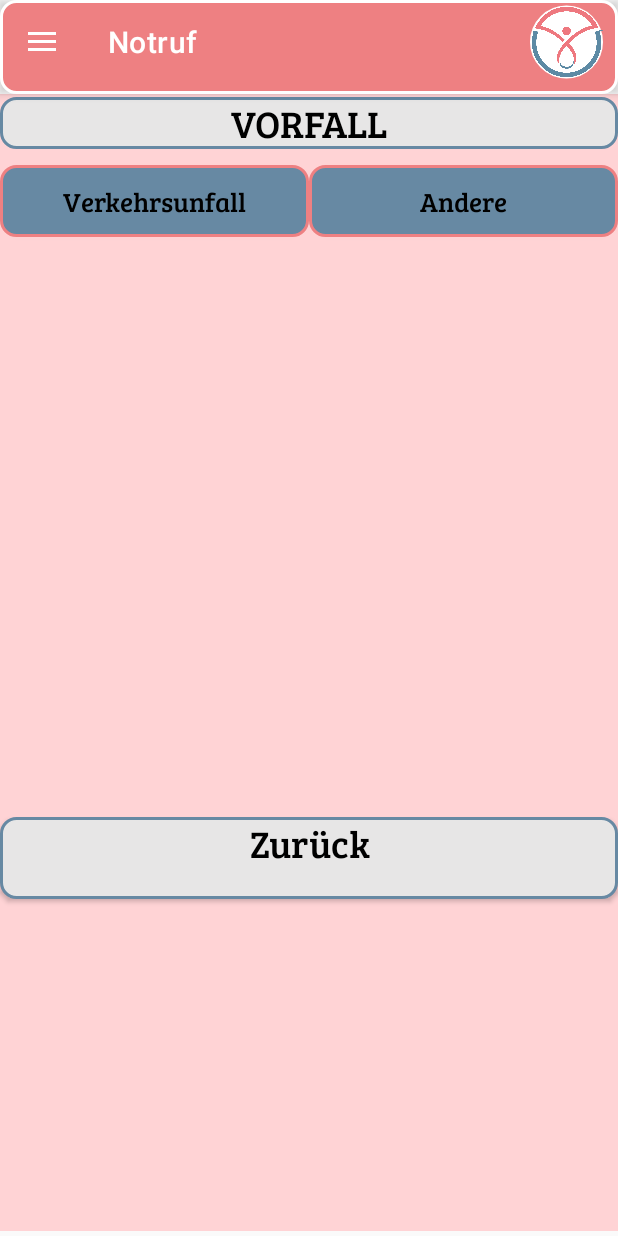
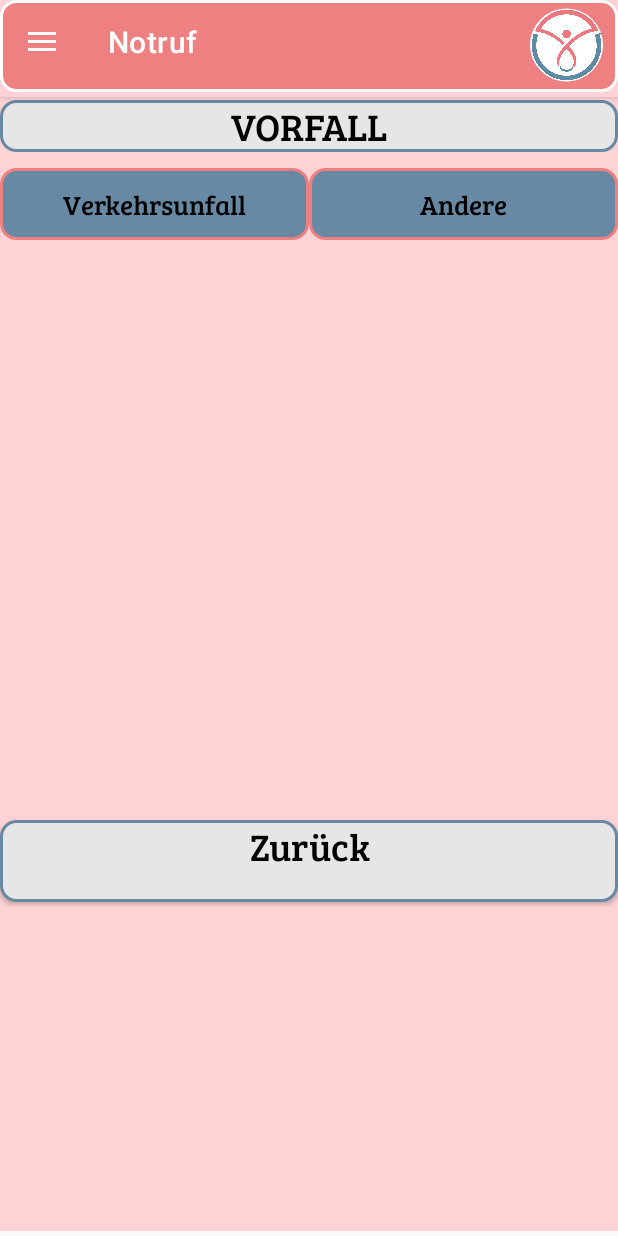
Before and after one commit to mbarth796/00_SafeGuard, an Android app: the screen it shows after launch (MainActivity), after a tap on "Notruf", on a phone screen of 412 x 824 dp. Run offline under Robolectric (Android 15) with nearby library versions, the phone set to English and light mode, and no system bars; our stand-ins replace navigation-ui.

Commit message:
Home Button Höhe angepasst

```diff
--- /dev/null
+++ b/app/src/main/res/drawable/sup_lightred.xml
@@ -0,0 +1,11 @@
+<?xml version="1.0" encoding="utf-8"?>
+
+
+<shape xmlns:android="http://schemas.android.com/apk/res/android"
+
+    android:shape="rectangle">
+
+
+    <solid android:color="@color/SafeGuardLightRed" /> // inner bgcolor
+
+</shape>
--- a/app/src/main/res/layout/app_bar_main.xml
+++ b/app/src/main/res/layout/app_bar_main.xml
@@ -4,18 +4,20 @@
     xmlns:tools="http://schemas.android.com/tools"
     android:layout_width="match_parent"
     android:layout_height="match_parent"
-    tools:context=".MainActivity">
+    tools:context=".MainActivity"
+    >
 
     <com.google.android.material.appbar.AppBarLayout
         android:layout_width="match_parent"
         android:layout_height="wrap_content"
         android:theme="@style/Theme.MyApplication.AppBarOverlay"
-        android:background="@drawable/sup_rounded_corner_red">
+        android:background="@drawable/sup_lightred">
 
         <LinearLayout
             android:layout_width="match_parent"
-            android:layout_height="match_parent"
-            android:orientation="horizontal">
+            android:layout_height="wrap_content"
+            android:orientation="horizontal"
+            android:background="@drawable/sup_rounded_corner_red">
 
             <androidx.appcompat.widget.Toolbar
                 android:id="@+id/toolbar"
@@ -23,7 +25,7 @@
                 android:layout_height="?attr/actionBarSize"
                 android:gravity="center_horizontal"
                 android:layout_weight="1"
-                app:popupTheme="@style/Theme.MyApplication.PopupOverlay" />
+               />
 
             <ImageButton
                 android:id="@+id/ButtonHome"
@@ -33,7 +35,7 @@
                 android:background="#00000000"
                 android:layout_weight="6"
                 android:scaleType="fitCenter"
-                app:popupTheme="@style/Theme.MyApplication.PopupOverlay"
+                android:layout_marginTop="2dp"
                 android:layout_marginRight="10dp"/>
         </LinearLayout>
 
```
Also changed, not shown: app/src/main/res/drawable/sup_rounded_corner_ligthred.xml (added, +7 -0 lines).
